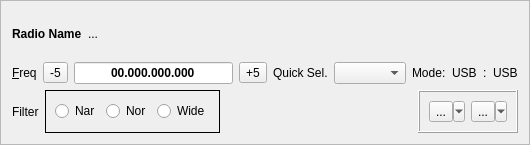
This is mqt/MqtLogger/rigcontrolframe.ui in zsteva/backup-minos2 as Qt 5 draws it before an edit. The edited form follows.
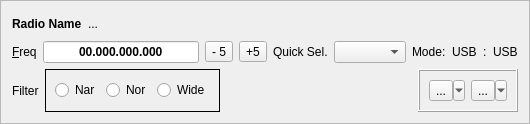
This is the edited form. Custom widgets are drawn as their Qt base class.

```diff
--- a/mqt/MqtLogger/rigcontrolframe.ui
+++ b/mqt/MqtLogger/rigcontrolframe.ui
@@ -7,7 +7,7 @@
     <x>0</x>
     <y>0</y>
     <width>530</width>
-    <height>145</height>
+    <height>124</height>
    </rect>
   </property>
   <property name="minimumSize">
@@ -85,16 +85,6 @@
            </property>
           </widget>
          </item>
-         <item>
-          <widget class="QToolButton" name="freqDown">
-           <property name="focusPolicy">
-            <enum>Qt::NoFocus</enum>
-           </property>
-           <property name="text">
-            <string>-5</string>
-           </property>
-          </widget>
-         </item>
          <item>
           <widget class="FreqLineEdit" name="freqInput">
            <property name="font">
@@ -118,6 +108,18 @@
           </widget>
          </item>
          <item>
+          <layout class="QHBoxLayout" name="horizontalLayout_7">
+           <item>
+            <widget class="QToolButton" name="freqDown">
+             <property name="focusPolicy">
+              <enum>Qt::NoFocus</enum>
+             </property>
+             <property name="text">
+              <string>- 5</string>
+             </property>
+            </widget>
+           </item>
+           <item>
           <widget class="QToolButton" name="freqUp">
            <property name="focusPolicy">
             <enum>Qt::NoFocus</enum>
@@ -126,6 +128,8 @@
             <string>+5</string>
            </property>
           </widget>
+           </item>
+          </layout>
          </item>
          <item>
           <widget class="QLabel" name="bandSellbl">
```
Lines whose indentation alone changed are shown as unchanged.
